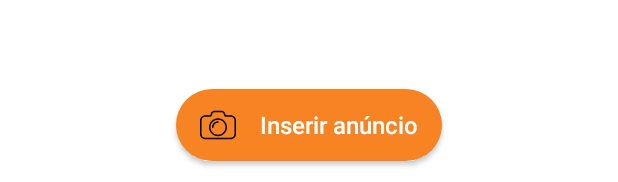
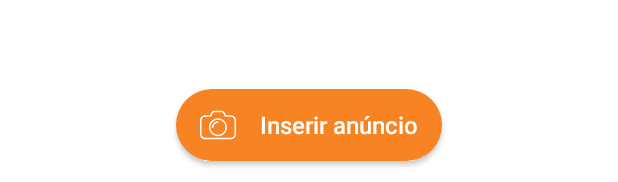
Before and after one commit to estelson/OLXClone, an Android app: the layout fragment_home.xml on its own in the app's theme, with its tools: preview values and no code run, on a phone screen of 412 x 824 dp. Shown: the part 1051-1233 px from the top of the screen. Run offline under Robolectric (Android 15) with nearby library versions, the phone set to English and light mode, and no system bars.

Commit message:
200. Exibindo Bottom Sheet

```diff
--- /dev/null
+++ b/app/src/main/res/drawable-v24/ic_camera2.xml
@@ -0,0 +1,6 @@
+<vector android:height="24dp" android:viewportHeight="512"
+    android:viewportWidth="512" android:width="24dp" xmlns:android="http://schemas.android.com/apk/res/android">
+    <path android:fillColor="#FFFFFF" android:pathData="M437.333,117.333h-64c-4.587,0 -8.661,-2.923 -10.112,-7.296l-6.741,-20.224c-7.275,-21.824 -27.605,-36.48 -50.603,-36.48h-99.755c-22.997,0 -43.328,14.656 -50.581,36.459l-6.741,20.245c-1.472,4.373 -5.547,7.296 -10.133,7.296h-64C33.493,117.333 0,150.827 0,192v192c0,41.173 33.493,74.667 74.667,74.667h362.667C478.507,458.667 512,425.173 512,384V192C512,150.827 478.507,117.333 437.333,117.333zM490.667,384c0,29.397 -23.936,53.333 -53.333,53.333H74.667c-29.397,0 -53.333,-23.936 -53.333,-53.333V192c0,-29.397 23.936,-53.333 53.333,-53.333h64c13.781,0 25.984,-8.789 30.357,-21.867l6.763,-20.267c4.352,-13.077 16.555,-21.867 30.336,-21.867h99.755c13.781,0 25.984,8.789 30.357,21.888l6.741,20.245c4.373,13.077 16.576,21.867 30.357,21.867h64c29.397,0 53.333,23.936 53.333,53.333V384z"/>
+    <path android:fillColor="#FFFFFF" android:pathData="M256,160c-70.592,0 -128,57.408 -128,128s57.408,128 128,128s128,-57.408 128,-128S326.592,160 256,160zM256,394.667c-58.816,0 -106.667,-47.851 -106.667,-106.667c0,-58.816 47.851,-106.667 106.667,-106.667S362.667,229.184 362.667,288C362.667,346.816 314.816,394.667 256,394.667z"/>
+    <path android:fillColor="#FFFFFF" android:pathData="M256,202.667c-47.061,0 -85.333,38.272 -85.333,85.333c0,5.888 4.779,10.667 10.667,10.667S192,293.888 192,288c0,-35.285 28.715,-64 64,-64c5.888,0 10.667,-4.779 10.667,-10.667S261.888,202.667 256,202.667z"/>
+</vector>
--- a/app/src/main/res/layout/activity_form_anuncio.xml
+++ b/app/src/main/res/layout/activity_form_anuncio.xml
@@ -51,6 +51,7 @@
                         app:cardCornerRadius="10dp">
 
                         <ImageView
+                            android:id="@+id/imagem0"
                             android:layout_width="match_parent"
                             android:layout_height="match_parent"
                             android:src="@drawable/img_bg_form_anuncio" />
@@ -65,6 +66,7 @@
                         app:cardCornerRadius="10dp">
 
                         <ImageView
+                            android:id="@+id/imagem1"
                             android:layout_width="match_parent"
                             android:layout_height="match_parent"
                             android:src="@drawable/img_bg_form_anuncio" />
@@ -77,6 +79,7 @@
                         app:cardCornerRadius="10dp">
 
                         <ImageView
+                            android:id="@+id/imagem2"
                             android:layout_width="match_parent"
                             android:layout_height="match_parent"
                             android:src="@drawable/img_bg_form_anuncio" />
--- a/app/src/main/res/layout/fragment_home.xml
+++ b/app/src/main/res/layout/fragment_home.xml
@@ -19,7 +19,7 @@
         android:textSize="16sp"
         android:textAllCaps="false"
         android:textColor="@color/white"
-        android:drawableStart="@drawable/ic_camera"
+        android:drawableStart="@drawable/ic_camera2"
         android:drawablePadding="16dp"
         app:layout_constraintBottom_toBottomOf="parent"
         app:layout_constraintEnd_toEndOf="parent"
--- a/app/src/main/res/layout/layout_bottom_sheet.xml
+++ b/app/src/main/res/layout/layout_bottom_sheet.xml
@@ -2,7 +2,8 @@
 <LinearLayout xmlns:android="http://schemas.android.com/apk/res/android"
     android:layout_width="match_parent"
     android:layout_height="wrap_content"
-    android:orientation="vertical">
+    android:orientation="vertical"
+    android:background="@drawable/bg_bottom_sheet">
 
     <android.widget.Button
         android:id="@+id/btn_camera"
```
Also changed, not shown: app/src/main/java/com/exemplo/olxclone/activities/FormAnuncioActivity.java (+49 -0 lines), app/src/main/res/drawable/bg_bottom_sheet.xml (added, +9 -0 lines), app/src/main/res/values/themes.xml (+8 -0 lines).
